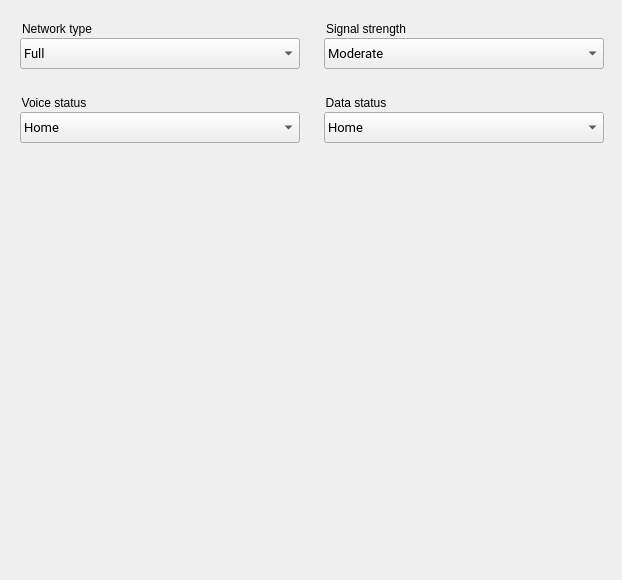
This is android/android-emu/android/skin/qt/extended-pages/cellular-page.ui in aosp-mirror/platform_external_qemu as Qt 5 draws it before an edit. The edited form follows.
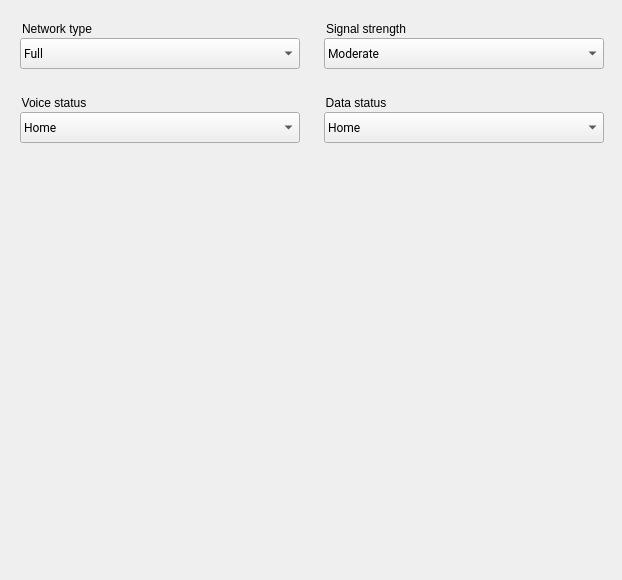
This is the edited form.

Patch:
```diff
--- a/android/android-emu/android/skin/qt/extended-pages/cellular-page.ui
+++ b/android/android-emu/android/skin/qt/extended-pages/cellular-page.ui
@@ -25,7 +25,6 @@
    <property name="font">
     <font>
      <family>Roboto</family>
-     <pointsize>10</pointsize>
     </font>
    </property>
    <property name="styleSheet">
@@ -166,7 +165,6 @@
    <property name="font">
     <font>
      <family>Roboto</family>
-     <pointsize>10</pointsize>
     </font>
    </property>
    <property name="styleSheet">
@@ -213,7 +211,6 @@
    <property name="font">
     <font>
      <family>Roboto</family>
-     <pointsize>10</pointsize>
     </font>
    </property>
    <property name="styleSheet">
@@ -260,7 +257,6 @@
    <property name="font">
     <font>
      <family>Roboto</family>
-     <pointsize>10</pointsize>
     </font>
    </property>
    <property name="styleSheet">
```
